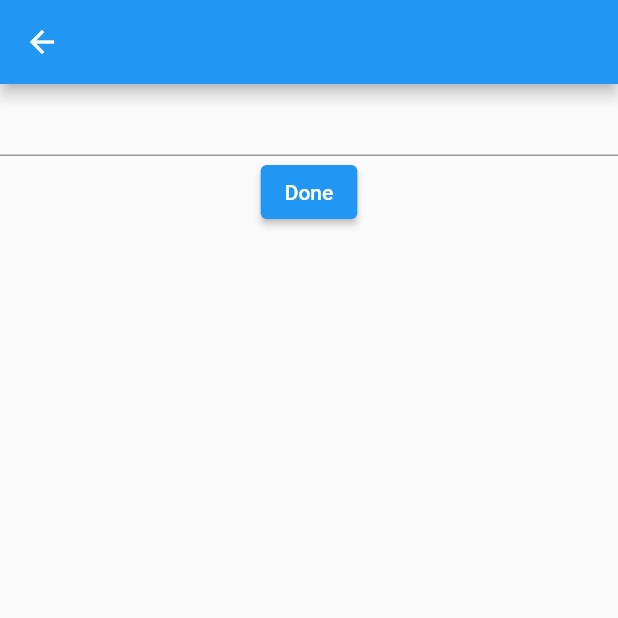
After one commit to Shubhamlathiyaio/SQL, a Flutter app: the text screen opened directly, after a tap on "Done", on a phone screen of 412 x 824 dp, the top half of it. The commit adds this screen. Run offline on Flutter 3.47's test engine with Material 2 defaults, Android fonts, the phone set to English and light mode, and no system bars.

Commit message:
complit for today 22/9/2023

```diff
--- /dev/null
+++ b/lib/Text.dart
@@ -0,0 +1,79 @@
+import 'package:flutter/material.dart';
+
+class text extends StatefulWidget {
+  const text({super.key});
+
+  @override
+  State<text> createState() => _textState();
+}
+
+class _textState extends State<text> {
+  TextEditingController tc = TextEditingController();
+  @override
+  Widget build(BuildContext context) {
+    return Scaffold(
+      appBar: AppBar(),
+      body: Column(
+        children: [
+          TextField(
+            controller: tc,
+          ),
+          ElevatedButton(onPressed: () => logic(tc.text), child: Text('Done'))
+        ],
+      ),
+    );
+  }
+}
+
+List<String> stat = [];
+List word = [
+  'CREATE DATABASE',
+  'CREATE TABLE',
+  'INSERT',
+  'INT',
+  'PRIMARY KEY',
+  'VARCHAR',
+];
+logic(String a) {
+  a = a.replaceAll('  ', ' ');
+  print(a);
+  stat = a.split(';');
+  String A = a.toUpperCase();
+  List<String> statement = A.split(';');
+  for (int i = 0; i < statement.length; i++)
+    if (statement[i].contains('CREATE DATABASE'))
+      CR(i);
+    else if (statement[i].contains('CREATE TABLE'))
+      CT(i);
+    else if (statement[i].contains('INSERT'))
+      I(i);
+    else if (statement[i].contains('INT'))
+      INT(i);
+    else if (statement[i].contains('PRIMARY KEY'))
+      PK(i);
+    else if (statement[i].contains('VARCHAR')) VAR(i);
+}
+
+CR(int a) {
+  print('text : CR');
+}
+
+CT(int a) {
+  print('CT : $a');
+}
+
+I(int a) {
+  print('text : I$a');
+}
+
+INT(int a) {
+  print('text : INT$a');
+}
+
+PK(int a) {
+  print('text : PK$a');
+}
+
+VAR(int a) {
+  print('text : VAR$a');
+}
```
Also changed, not shown: lib/main.dart (+10 -2 lines).
